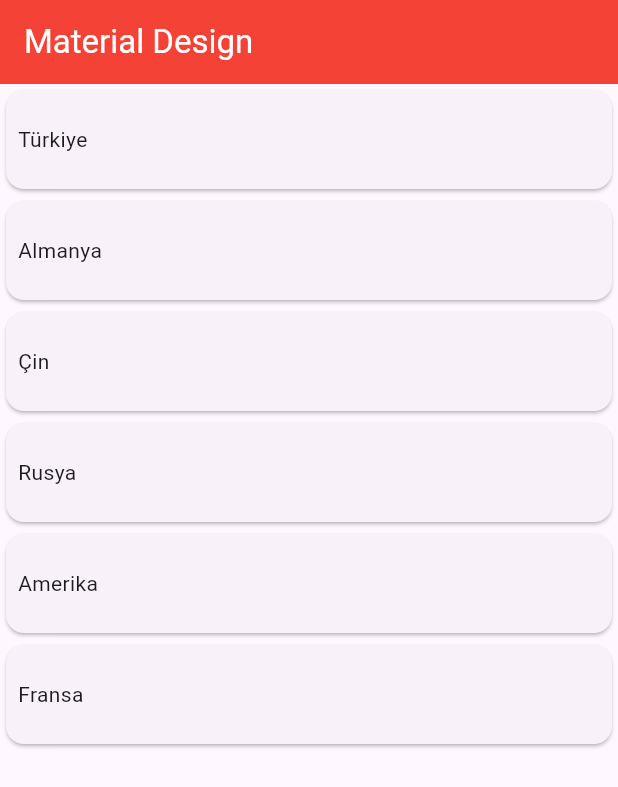
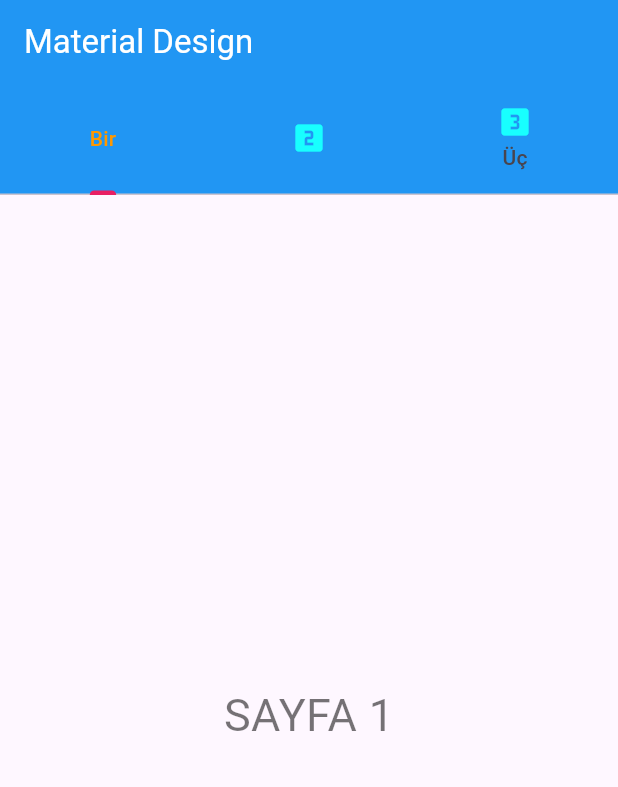
Before and after one commit to SERENGOKYILDIZ/FLUTTER_ANDROID_MATERIAL_DESIGN, a Flutter app: the screen it shows after launch, on a phone screen of 412 x 824 dp. Shown: the top 787 px of the screen. Run offline on Flutter 3.47's test engine with Material 3 defaults, Android fonts, the phone set to English and light mode, and no system bars.

Commit message:
Learned using of Tabs

```diff
--- a/lib/main.dart
+++ b/lib/main.dart
@@ -1,4 +1,6 @@
-import 'package:android_flutter_material_design/detay.dart';
+import 'package:android_flutter_material_design/sayfa1.dart';
+import 'package:android_flutter_material_design/sayfa2.dart';
+import 'package:android_flutter_material_design/sayfa3.dart';
 import 'package:flutter/material.dart';
 
 void main() {
@@ -27,53 +29,33 @@
 }
 
 class _AnasayfaState extends State<Anasayfa> {
-
-  Future<List<String>> verileriGetir() async {
-    var veriler = ["Türkiye", "Almanya", "Çin", "Rusya", "Amerika", "Fransa"];
-    return veriler;
-  }
-
   @override
   Widget build(BuildContext context) {
-    return Scaffold(
-      appBar: AppBar(
-        backgroundColor: Colors.red,
-        foregroundColor: Colors.white,
-        title: Text("Material Design")
+    return DefaultTabController(
+      length: 3, ///-> Tab sayısı
+      child: Scaffold(
+        appBar: AppBar(
+          backgroundColor: Colors.blue,
+          foregroundColor: Colors.white,
+          title: Text("Material Design"),
+          bottom: TabBar(
+            tabs: [
+              Tab(text: "Bir",),
+              Tab(icon: Icon(Icons.looks_two, color: Colors.cyanAccent)),
+              Tab(text: "Üç", icon: Icon(Icons.looks_3, color: Colors.cyanAccent)),
+            ],
+            indicatorColor: Colors.pink, ///-> Seçim çubuğunun rengi
+            labelColor: Colors.orange, ///-> Seçilen sayfa adının rengi
+          ),
+        ),
+        body: TabBarView(
+          children: [
+            Sayfa1(),
+            Sayfa2(),
+            Sayfa3()
+          ],
+        )
       ),
-      body: FutureBuilder<List<String>>(
-        future: verileriGetir(),
-        builder: (context, snapshot){
-          if(snapshot.hasData) ///-> Data varsa
-            {
-              var ulkeler = snapshot.data;
-
-              return ListView.builder(
-                itemCount: ulkeler!.length,
-                itemBuilder: (context, indeks){
-                  var ulke = ulkeler[indeks];
-                  return Card(
-                    child: Padding(
-                      padding: const EdgeInsets.all(8.0),
-                      child: SizedBox(
-                        height: 50,
-                        child: Row(
-                          children: [
-                            Text("${ulke}"),
-                          ],
-                        ),
-                      ),
-                    ),
-                  );
-                },
-              );
-            }
-          else ///-> Data yoksa boş gözükecek
-            {
-              return Center();
-            }
-        },
-      )
     );
   }
 }
--- /dev/null
+++ b/lib/sayfa1.dart
@@ -0,0 +1,15 @@
+import 'package:flutter/material.dart';
+
+class Sayfa1 extends StatefulWidget {
+  @override
+  State<Sayfa1> createState() => _Sayfa1State();
+}
+
+class _Sayfa1State extends State<Sayfa1> {
+  @override
+  Widget build(BuildContext context) {
+    return Center(
+      child: Text("SAYFA 1", style: TextStyle(color: Colors.black54, fontSize: 30)),
+    );
+  }
+}
```
Also changed, not shown: lib/detay.dart (deleted, +0 -29 lines), lib/sayfa2.dart (added, +15 -0 lines), lib/sayfa3.dart (added, +15 -0 lines).
